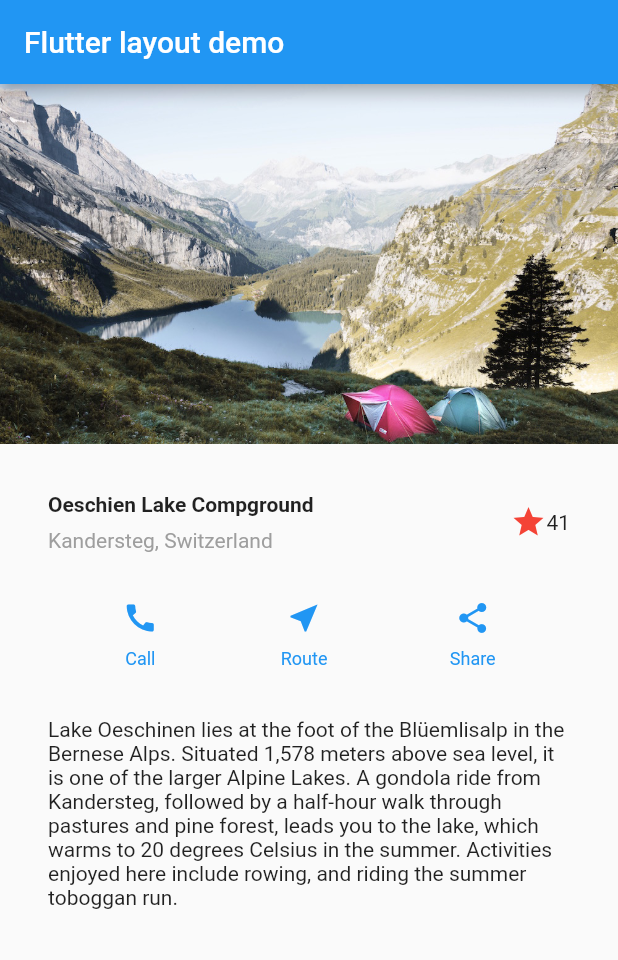
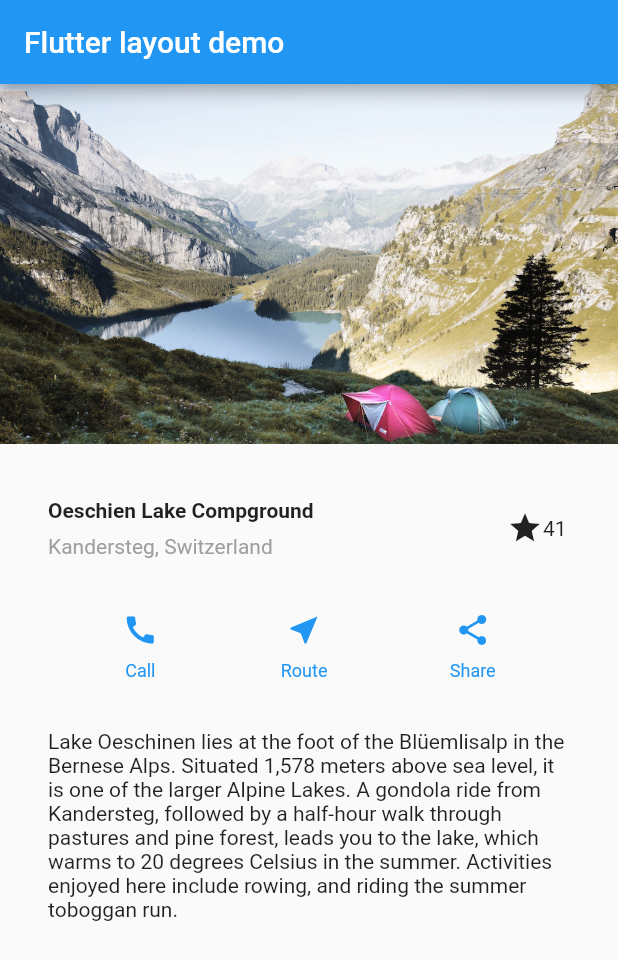
Before and after one commit to kou-ukai/building-layouts, a Flutter app: the screen it shows after launch, on a phone screen of 412 x 824 dp. Shown: the top 960 px of the screen. Run offline on Flutter 3.47's test engine with Material 2 defaults, Android fonts, the phone set to English and light mode, and no system bars.

Commit message:
状態管理によるボタンアクション追加

```diff
--- a/lib/main.dart
+++ b/lib/main.dart
@@ -48,11 +48,7 @@
               )
             ],
           )),
-          Icon(
-            Icons.star,
-            color: Colors.red[500],
-          ),
-          const Text('41'),
+          const FavoriteWidget()
         ],
       ),
     );
@@ -97,3 +93,48 @@
     );
   }
 }
+
+class FavoriteWidget extends StatefulWidget {
+  const FavoriteWidget({super.key});
+
+  @override
+  State<StatefulWidget> createState() {
+    return _FavotiteWidgetState();
+  }
+}
+
+class _FavotiteWidgetState extends State<FavoriteWidget>{
+  bool _isFavorited = true;
+  int _favoriteCount = 41;
+
+  void _toggleFavorite() {
+    setState((){
+      if(_isFavorited) {
+        _favoriteCount -= 1;
+        _isFavorited = false;
+      } else {
+        _favoriteCount += 1;
+        _isFavorited = true;
+      }
+    });
+  }
+
+  @override
+  Widget build(BuildContext context) {
+    return Row(
+      mainAxisSize: MainAxisSize.min,
+      children: [
+        Container(
+          padding: const EdgeInsets.all(0),
+          child: IconButton(
+            padding: const EdgeInsets.all(0),
+            alignment: Alignment.centerRight,
+            icon:(_isFavorited ? const Icon(Icons.star): const Icon(Icons.star_border)),
+            onPressed: _toggleFavorite,
+          ),
+        ),
+        SizedBox(width: 18, child: SizedBox(child: Text('$_favoriteCount'),),)
+      ],
+    );
+  }
+}
```
